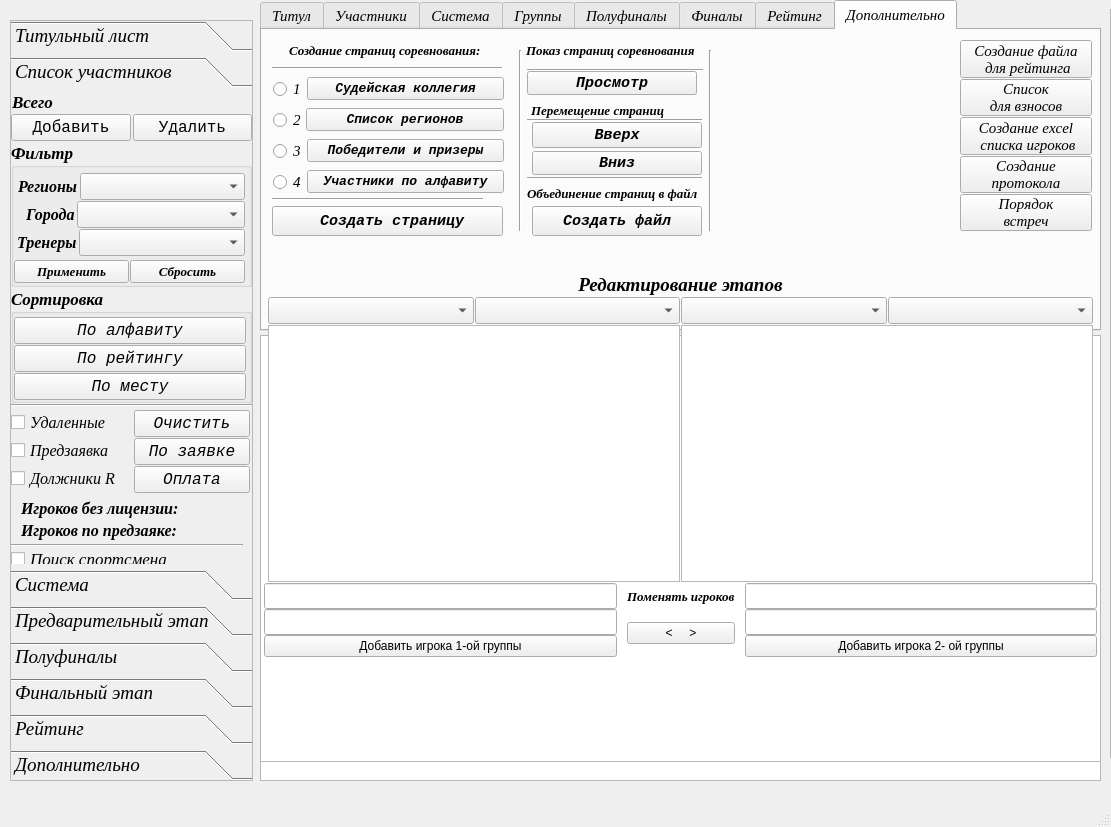
Before: the Qt Designer form UI/main_window.ui in Kaspar0810/Competitions_TT_SQL, drawn with Qt 5.
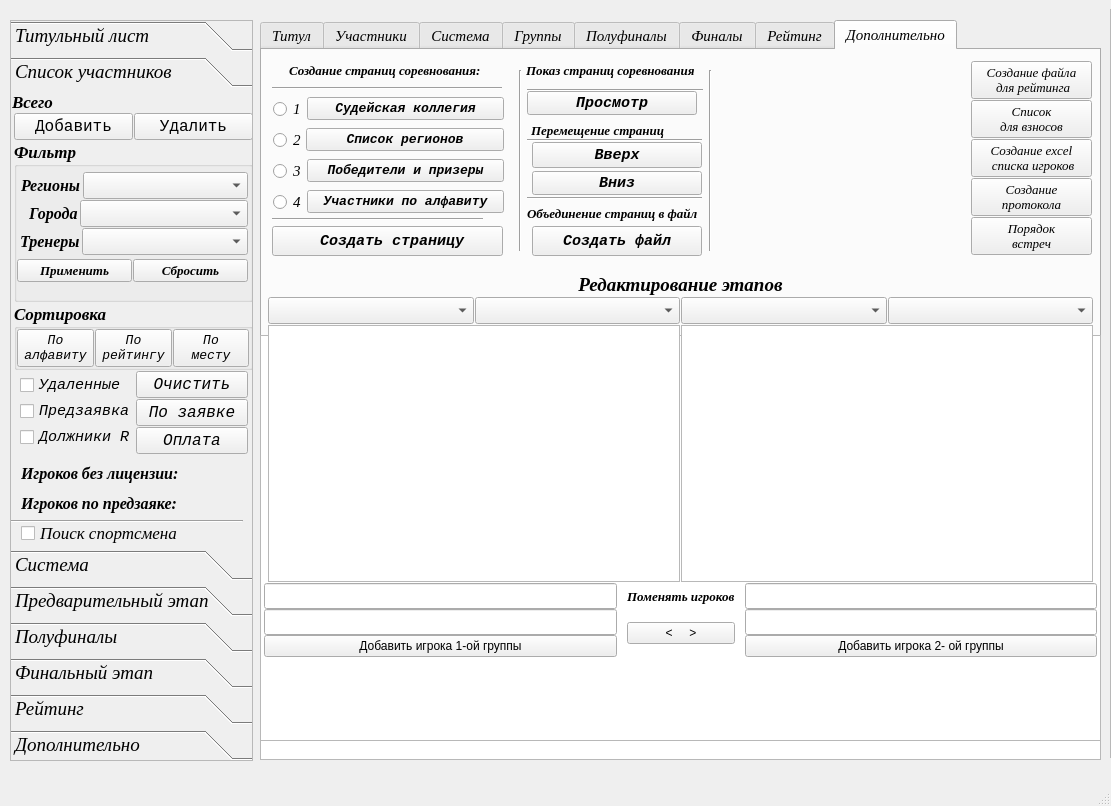
After: the same form once the commit is applied. The open tabs and pages were chosen to show the change.

```diff
--- a/UI/main_window.ui
+++ b/UI/main_window.ui
@@ -7,7 +7,7 @@
     <x>0</x>
     <y>0</y>
     <width>1111</width>
-    <height>827</height>
+    <height>806</height>
    </rect>
   </property>
   <property name="sizePolicy">
@@ -27,7 +27,7 @@
     <property name="geometry">
      <rect>
       <x>260</x>
-      <y>0</y>
+      <y>20</y>
       <width>841</width>
       <height>331</height>
      </rect>
@@ -4444,21 +4444,22 @@
      <widget class="QWidget" name="layoutWidget">
       <property name="geometry">
        <rect>
-        <x>698</x>
+        <x>709</x>
         <y>10</y>
-        <width>132</width>
-        <height>191</height>
+        <width>121</width>
+        <height>201</height>
        </rect>
       </property>
       <layout class="QVBoxLayout" name="verticalLayout_53">
        <property name="spacing">
-        <number>1</number>
+        <number>0</number>
        </property>
        <item>
         <widget class="QPushButton" name="Button_made_R_file">
          <property name="font">
           <font>
            <family>Times New Roman</family>
+           <pointsize>10</pointsize>
            <italic>true</italic>
           </font>
          </property>
@@ -4485,6 +4486,7 @@
          <property name="font">
           <font>
            <family>Times New Roman</family>
+           <pointsize>10</pointsize>
            <italic>true</italic>
           </font>
          </property>
@@ -4499,6 +4501,7 @@
          <property name="font">
           <font>
            <family>Times New Roman</family>
+           <pointsize>10</pointsize>
            <italic>true</italic>
           </font>
          </property>
@@ -4525,6 +4528,7 @@
          <property name="font">
           <font>
            <family>Times New Roman</family>
+           <pointsize>10</pointsize>
            <italic>true</italic>
           </font>
          </property>
@@ -4551,6 +4555,7 @@
          <property name="font">
           <font>
            <family>Times New Roman</family>
+           <pointsize>10</pointsize>
            <italic>true</italic>
           </font>
          </property>
@@ -4582,7 +4587,7 @@
       <x>10</x>
       <y>20</y>
       <width>243</width>
-      <height>761</height>
+      <height>741</height>
      </rect>
     </property>
     <property name="sizePolicy">
@@ -4634,8 +4639,8 @@
       <rect>
        <x>0</x>
        <y>0</y>
-       <width>98</width>
-       <height>28</height>
+       <width>241</width>
+       <height>459</height>
       </rect>
      </property>
      <attribute name="label">
@@ -4645,7 +4650,7 @@
       <property name="geometry">
        <rect>
         <x>10</x>
-        <y>405</y>
+        <y>370</y>
         <width>221</width>
         <height>21</height>
        </rect>
@@ -4666,10 +4671,10 @@
      <widget class="QCheckBox" name="checkBox_find_player">
       <property name="geometry">
        <rect>
-        <x>0</x>
-        <y>457</y>
-        <width>231</width>
-        <height>18</height>
+        <x>10</x>
+        <y>430</y>
+        <width>211</width>
+        <height>20</height>
        </rect>
       </property>
       <property name="font">
@@ -4691,7 +4696,7 @@
       <property name="geometry">
        <rect>
         <x>0</x>
-        <y>444</y>
+        <y>420</y>
         <width>232</width>
         <height>16</height>
        </rect>
@@ -4704,7 +4709,7 @@
       <property name="geometry">
        <rect>
         <x>10</x>
-        <y>427</y>
+        <y>400</y>
         <width>221</width>
         <height>21</height>
        </rect>
@@ -4747,31 +4752,23 @@
      <widget class="QWidget" name="layoutWidget">
       <property name="geometry">
        <rect>
-        <x>0</x>
-        <y>21</y>
-        <width>241</width>
-        <height>381</height>
+        <x>3</x>
+        <y>20</y>
+        <width>239</width>
+        <height>341</height>
        </rect>
       </property>
-      <layout class="QVBoxLayout" name="verticalLayout_56">
+      <layout class="QVBoxLayout" name="verticalLayout_5">
        <property name="spacing">
         <number>1</number>
        </property>
        <item>
-        <layout class="QVBoxLayout" name="verticalLayout_36">
-         <property name="spacing">
-          <number>1</number>
-         </property>
-         <item>
-          <layout class="QVBoxLayout" name="verticalLayout_55">
+        <layout class="QHBoxLayout" name="horizontalLayout_8">
            <property name="spacing">
             <number>1</number>
            </property>
            <item>
             <layout class="QHBoxLayout" name="horizontalLayout_27">
-             <property name="spacing">
-              <number>2</number>
-             </property>
              <item>
               <widget class="QPushButton" name="Button_add_edit_player">
                <property name="font">
@@ -4808,11 +4805,8 @@
              </item>
             </layout>
            </item>
-           <item>
-            <layout class="QVBoxLayout" name="verticalLayout_9">
-             <property name="spacing">
-              <number>1</number>
-             </property>
+        </layout>
+       </item>
              <item>
               <widget class="QGroupBox" name="groupBox_2">
                <property name="sizePolicy">
@@ -5055,7 +5049,7 @@
                <property name="title">
                 <string>Сортировка</string>
                </property>
-               <layout class="QVBoxLayout" name="verticalLayout_5">
+         <layout class="QHBoxLayout" name="horizontalLayout_7">
                 <property name="spacing">
                  <number>1</number>
                 </property>
@@ -5063,10 +5057,10 @@
                  <number>0</number>
                 </property>
                 <property name="topMargin">
-                 <number>3</number>
+           <number>0</number>
                 </property>
                 <property name="rightMargin">
-                 <number>3</number>
+           <number>1</number>
                 </property>
                 <property name="bottomMargin">
                  <number>0</number>
@@ -5076,13 +5070,14 @@
                   <property name="font">
                    <font>
                     <family>Courier New</family>
-                    <pointsize>12</pointsize>
+              <pointsize>10</pointsize>
                     <weight>50</weight>
                     <bold>false</bold>
                    </font>
                   </property>
                   <property name="text">
-                   <string>По алфавиту</string>
+             <string>По
+алфавиту</string>
                   </property>
                  </widget>
                 </item>
@@ -5091,13 +5086,14 @@
                   <property name="font">
                    <font>
                     <family>Courier New</family>
-                    <pointsize>12</pointsize>
+              <pointsize>10</pointsize>
                     <weight>50</weight>
                     <bold>false</bold>
                    </font>
                   </property>
                   <property name="text">
-                   <string>По рейтингу</string>
+             <string>По
+рейтингу</string>
                   </property>
                  </widget>
                 </item>
@@ -5106,48 +5102,39 @@
                   <property name="font">
                    <font>
                     <family>Courier New</family>
-                    <pointsize>12</pointsize>
+              <pointsize>10</pointsize>
                     <weight>50</weight>
                     <bold>false</bold>
                    </font>
                   </property>
                   <property name="text">
-                   <string>По месту</string>
+             <string>По 
+месту</string>
                   </property>
                  </widget>
                 </item>
                </layout>
               </widget>
              </item>
-            </layout>
-           </item>
-          </layout>
-         </item>
          <item>
-          <widget class="Line" name="line_2">
-           <property name="orientation">
-            <enum>Qt::Horizontal</enum>
-           </property>
-          </widget>
-         </item>
-        </layout>
-       </item>
-       <item>
-        <layout class="QHBoxLayout" name="horizontalLayout_8">
+        <layout class="QHBoxLayout" name="horizontalLayout_28">
          <property name="spacing">
           <number>1</number>
          </property>
          <item>
           <layout class="QVBoxLayout" name="verticalLayout_7">
            <property name="spacing">
-            <number>1</number>
+            <number>0</number>
+           </property>
+           <property name="leftMargin">
+            <number>6</number>
            </property>
            <item>
             <widget class="QCheckBox" name="checkBox_6">
              <property name="font">
               <font>
-               <family>Times</family>
-               <pointsize>12</pointsize>
+               <family>Courier New</family>
+               <pointsize>11</pointsize>
                <weight>50</weight>
                <bold>false</bold>
               </font>
@@ -5164,8 +5151,8 @@
             <widget class="QCheckBox" name="checkBox_15">
              <property name="font">
               <font>
-               <family>Times</family>
-               <pointsize>12</pointsize>
+               <family>Courier New</family>
+               <pointsize>11</pointsize>
                <weight>50</weight>
                <bold>false</bold>
               </font>
@@ -5182,8 +5169,8 @@
             <widget class="QCheckBox" name="checkBox_11">
              <property name="font">
               <font>
-               <family>Times</family>
-               <pointsize>12</pointsize>
+               <family>Courier New</family>
+               <pointsize>11</pointsize>
                <weight>50</weight>
                <bold>false</bold>
               </font>
@@ -5204,16 +5191,16 @@
             <number>1</number>
            </property>
            <property name="leftMargin">
-            <number>2</number>
+            <number>0</number>
            </property>
            <property name="topMargin">
-            <number>2</number>
+            <number>0</number>
            </property>
            <property name="rightMargin">
-            <number>2</number>
+            <number>5</number>
            </property>
            <property name="bottomMargin">
-            <number>2</number>
+            <number>0</number>
            </property>
            <item>
             <widget class="QPushButton" name="Button_clear_del">
@@ -7733,7 +7720,7 @@
       <x>260</x>
       <y>335</y>
       <width>841</width>
-      <height>441</height>
+      <height>421</height>
      </rect>
     </property>
    </widget>
@@ -8003,7 +7990,7 @@
     <property name="geometry">
      <rect>
       <x>260</x>
-      <y>761</y>
+      <y>740</y>
       <width>841</width>
       <height>20</height>
      </rect>
```
Left out of the diff: 243 changed lines with no effect on the pictures. Lines whose indentation alone changed are shown as unchanged.
